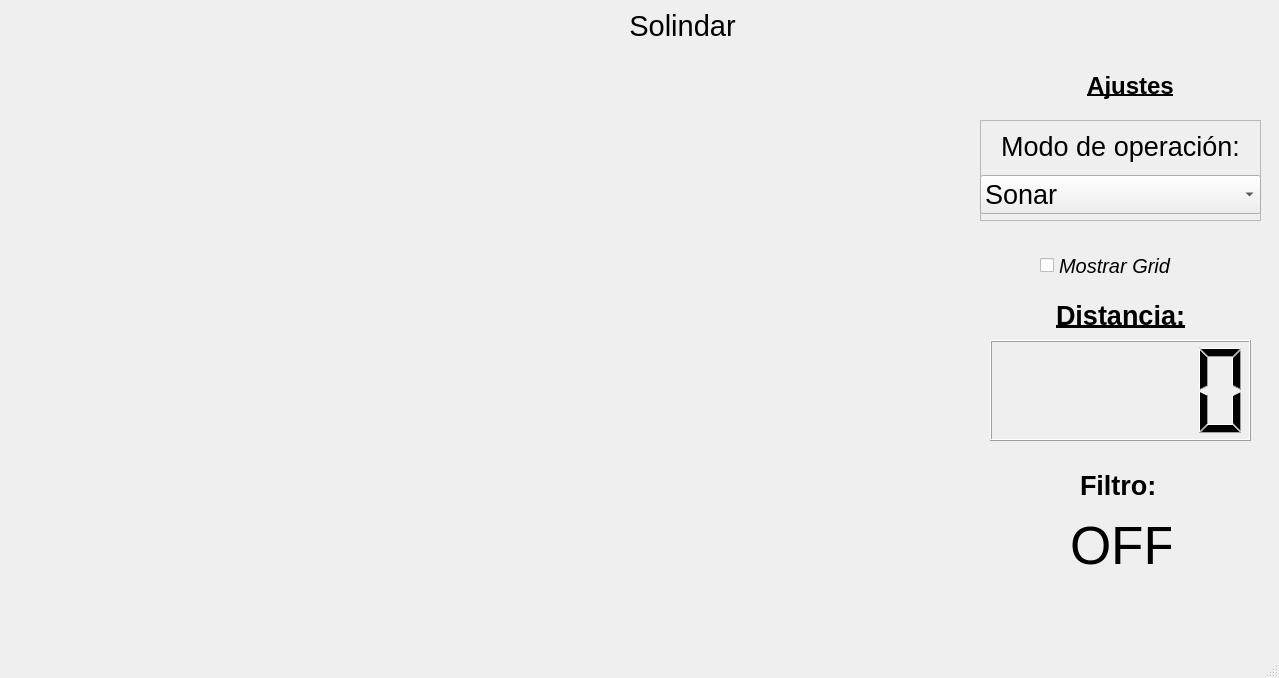
The window that software/Solindar.ui (USB-EC3883-III-2019/EC3883-G07) describes before a commit, drawn with Qt 5.
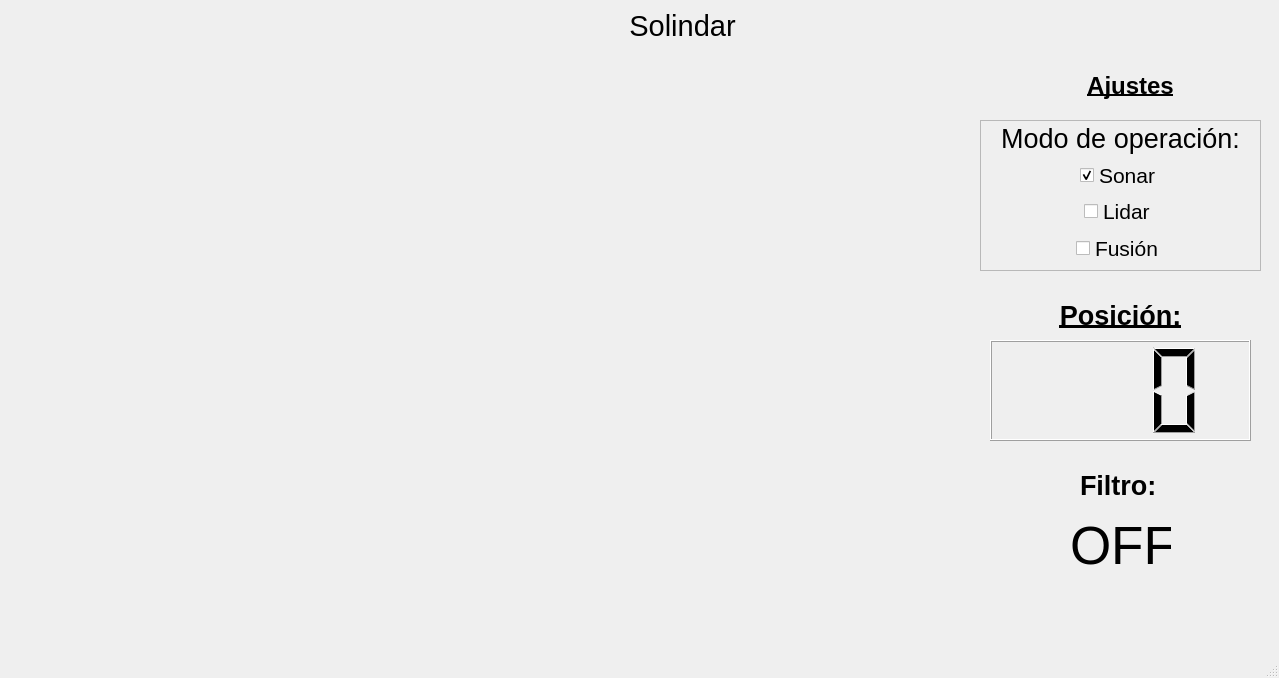
The same window after the commit. Icons and pictures are not drawn. Custom widgets are drawn as their Qt base class.

Commit message: Actualización

```diff
--- a/software/Solindar.ui
+++ b/software/Solindar.ui
@@ -23,25 +23,6 @@
     <normaloff>logo.png</normaloff>logo.png</iconset>
   </property>
   <widget class="QWidget" name="centralwidget">
-   <widget class="QCheckBox" name="gridstate">
-    <property name="geometry">
-     <rect>
-      <x>1040</x>
-      <y>250</y>
-      <width>171</width>
-      <height>31</height>
-     </rect>
-    </property>
-    <property name="font">
-     <font>
-      <pointsize>15</pointsize>
-      <italic>true</italic>
-     </font>
-    </property>
-    <property name="text">
-     <string>Mostrar Grid</string>
-    </property>
-   </widget>
    <widget class="Canvas" name="canvas" native="true">
     <property name="geometry">
      <rect>
@@ -69,7 +50,7 @@
       <x>980</x>
       <y>120</y>
       <width>281</width>
-      <height>101</height>
+      <height>151</height>
      </rect>
     </property>
     <property name="frameShape">
@@ -84,7 +65,7 @@
        <x>0</x>
        <y>3</y>
        <width>281</width>
-       <height>91</height>
+       <height>140</height>
       </rect>
      </property>
      <layout class="QVBoxLayout" name="verticalLayout">
@@ -103,31 +84,31 @@
         </property>
        </widget>
       </item>
-      <item>
-       <widget class="QComboBox" name="timebase">
-        <property name="font">
-         <font>
-          <pointsize>20</pointsize>
-         </font>
+      <item alignment="Qt::AlignHCenter">
+       <widget class="QCheckBox" name="sonar">
+        <property name="autoFillBackground">
+         <bool>false</bool>
         </property>
-        <property name="currentIndex">
-         <number>0</number>
-        </property>
-        <item>
          <property name="text">
           <string>Sonar</string>
          </property>
-        </item>
-        <item>
+        <property name="checked">
+         <bool>true</bool>
+        </property>
+       </widget>
+      </item>
+      <item alignment="Qt::AlignHCenter">
+       <widget class="QCheckBox" name="lidar">
          <property name="text">
           <string>Lidar</string>
          </property>
-        </item>
-        <item>
+       </widget>
+      </item>
+      <item alignment="Qt::AlignHCenter">
+       <widget class="QCheckBox" name="fusion">
          <property name="text">
           <string>Fusión</string>
          </property>
-        </item>
        </widget>
       </item>
      </layout>
@@ -206,7 +187,7 @@
      </font>
     </property>
     <property name="text">
-     <string>Distancia:</string>
+     <string>Posición:</string>
     </property>
     <property name="textFormat">
      <enum>Qt::AutoText</enum>
@@ -224,6 +205,21 @@
       <height>101</height>
      </rect>
     </property>
+    <property name="smallDecimalPoint">
+     <bool>true</bool>
+    </property>
+    <property name="digitCount">
+     <number>3</number>
+    </property>
+    <property name="segmentStyle">
+     <enum>QLCDNumber::Filled</enum>
+    </property>
+    <property name="value" stdset="0">
+     <double>0.000000000000000</double>
+    </property>
+    <property name="intValue" stdset="0">
+     <number>0</number>
+    </property>
    </widget>
    <widget class="QLabel" name="label_4">
     <property name="geometry">
@@ -245,7 +241,7 @@
      <string>Filtro:</string>
     </property>
    </widget>
-   <widget class="QLabel" name="label_7">
+   <widget class="QLabel" name="Filtro">
     <property name="geometry">
      <rect>
       <x>1070</x>
@@ -273,7 +269,7 @@
      <x>0</x>
      <y>0</y>
      <width>1279</width>
-     <height>36</height>
+     <height>21</height>
     </rect>
    </property>
   </widget>
```
Lines whose indentation alone changed are shown as unchanged.
